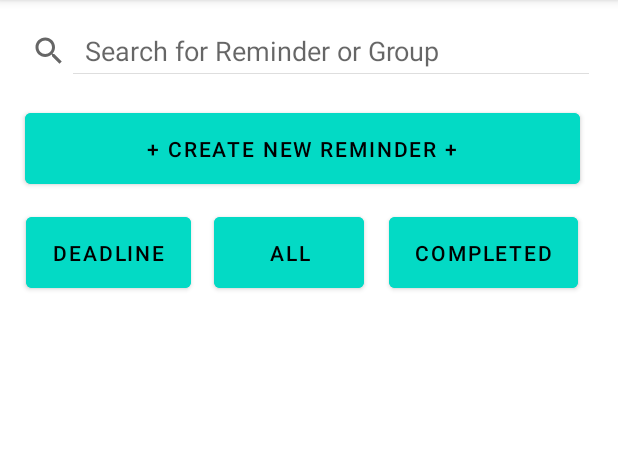
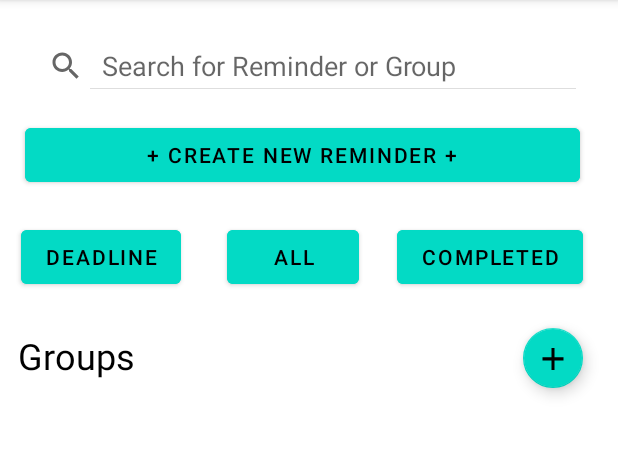
Before and after one commit to gunishkatar/StreamlineLife, an Android app: the screen it shows after launch (MainActivity), on a phone screen of 412 x 824 dp, the part 84-541 px from its top. Run offline under Robolectric (Android 15) with nearby library versions, the phone set to English and light mode, and no system bars.

Commit message:
almost done with home page

```diff
--- /dev/null
+++ b/app/src/main/res/drawable/ic_baseline_add_24.xml
@@ -0,0 +1,5 @@
+<vector android:height="24dp" android:tint="#000729"
+    android:viewportHeight="38" android:viewportWidth="40"
+    android:width="24dp" xmlns:android="http://schemas.android.com/apk/res/android">
+    <path android:fillColor="@android:color/white" android:pathData="M19,13h-6v6h-2v-6H5v-2h6V5h2v6h6v2z"/>
+</vector>
--- /dev/null
+++ b/app/src/main/res/drawable/ic_baseline_navigate_next_24.xml
@@ -0,0 +1,5 @@
+<vector android:height="24dp" android:tint="#000729"
+    android:viewportHeight="24" android:viewportWidth="24"
+    android:width="24dp" xmlns:android="http://schemas.android.com/apk/res/android">
+    <path android:fillColor="@android:color/white" android:pathData="M10,6L8.59,7.41 13.17,12l-4.58,4.59L10,18l6,-6z"/>
+</vector>
--- a/app/src/main/res/layout/activity_main.xml
+++ b/app/src/main/res/layout/activity_main.xml
@@ -28,9 +28,6 @@
         android:layout_width="match_parent"
         android:layout_height="match_parent"
         android:layout_marginTop="55dp"
-        app:layout_constraintEnd_toEndOf="parent"
-        app:layout_constraintStart_toStartOf="parent"
-        app:layout_constraintTop_toBottomOf="@+id/actionbar"
         tools:layout_editor_absoluteX="-16dp"
         tools:layout_editor_absoluteY="0dp" />
 
--- a/app/src/main/res/layout/fragment_home_page.xml
+++ b/app/src/main/res/layout/fragment_home_page.xml
@@ -1,5 +1,6 @@
 <?xml version="1.0" encoding="utf-8"?>
-<androidx.constraintlayout.widget.ConstraintLayout xmlns:android="http://schemas.android.com/apk/res/android"
+<androidx.constraintlayout.widget.ConstraintLayout
+    xmlns:android="http://schemas.android.com/apk/res/android"
     xmlns:app="http://schemas.android.com/apk/res-auto"
     xmlns:tools="http://schemas.android.com/tools"
     android:layout_width="match_parent"
@@ -8,10 +9,10 @@
 
     <SearchView
         android:id="@+id/searchHomePage"
-        android:layout_width="400dp"
+        android:layout_width="380dp"
         android:layout_height="30dp"
-        android:layout_marginTop="20dp"
-        android:layout_marginEnd="11dp"
+        android:layout_marginTop="30dp"
+        android:layout_marginEnd="20dp"
         android:iconifiedByDefault="false"
         android:queryHint="Search for Reminder or Group"
         app:layout_constraintEnd_toEndOf="parent"
@@ -21,12 +22,12 @@
     <Button
         android:id="@+id/createReminder"
         android:layout_width="370dp"
-        android:layout_height="59dp"
+        android:layout_height="wrap_content"
         android:layout_marginStart="16dp"
         android:layout_marginTop="20dp"
         android:layout_marginEnd="25dp"
         android:backgroundTint="@color/teal_200"
-        android:text="+ Create New Reminder +"
+        android:text="@string/create_new_reminder"
         app:layout_constraintEnd_toEndOf="parent"
         app:layout_constraintStart_toStartOf="parent"
         app:layout_constraintTop_toBottomOf="@+id/searchHomePage"
@@ -34,13 +35,13 @@
 
     <Button
         android:id="@+id/deadlineReminder"
-        android:layout_width="110dp"
-        android:layout_height="59dp"
-        android:layout_marginStart="16dp"
-        android:layout_marginTop="10dp"
-        android:layout_marginEnd="2dp"
+        android:layout_width="wrap_content"
+        android:layout_height="wrap_content"
+        android:layout_marginStart="8dp"
+        android:layout_marginTop="20dp"
+        android:layout_marginEnd="10dp"
         android:backgroundTint="@color/teal_200"
-        android:text="DeadLine"
+        android:text="@string/deadline"
         app:layout_constraintEnd_toStartOf="@+id/allReminder"
         app:layout_constraintStart_toStartOf="parent"
         app:layout_constraintTop_toBottomOf="@+id/createReminder"
@@ -48,13 +49,13 @@
 
     <Button
         android:id="@+id/allReminder"
-        android:layout_width="100dp"
-        android:layout_height="59dp"
-        android:layout_marginStart="12dp"
-        android:layout_marginTop="10dp"
-        android:layout_marginEnd="5dp"
+        android:layout_width="wrap_content"
+        android:layout_height="wrap_content"
+        android:layout_marginTop="20dp"
+        android:layout_marginStart="15dp"
+        android:layout_marginEnd="9dp"
         android:backgroundTint="@color/teal_200"
-        android:text="All"
+        android:text="@string/all"
         app:layout_constraintEnd_toStartOf="@+id/completedReminder"
         app:layout_constraintStart_toEndOf="@id/deadlineReminder"
         app:layout_constraintTop_toBottomOf="@+id/createReminder"
@@ -62,19 +63,58 @@
 
     <Button
         android:id="@+id/completedReminder"
-        android:layout_width="126dp"
-        android:layout_height="59dp"
+        android:layout_width="wrap_content"
+        android:layout_height="wrap_content"
         android:layout_marginStart="10dp"
-        android:layout_marginTop="10dp"
-        android:layout_marginEnd="25dp"
+        android:layout_marginTop="20dp"
+        android:layout_marginEnd="18dp"
         android:backgroundTint="@color/teal_200"
-        android:text="Completed"
+        android:text="@string/completed"
         app:layout_constraintEnd_toEndOf="parent"
         app:layout_constraintStart_toEndOf="@id/allReminder"
         app:layout_constraintTop_toBottomOf="@+id/createReminder"
         tools:ignore="MissingConstraints" />
 
+    <TextView
+        android:id="@+id/GroupnameInHomePage"
+        android:layout_width="wrap_content"
+        android:layout_height="wrap_content"
+        android:layout_marginStart="12dp"
+        android:layout_marginTop="25dp"
+        android:text="@string/groups"
+        android:textSize="24sp"
+        app:layout_constraintStart_toStartOf="parent"
+        app:layout_constraintTop_toBottomOf="@+id/deadlineReminder"
+        tools:ignore="MissingConstraints" />
 
+
+    <!--
+        change size of the add button (i took this maxImageSize) take from the given link
+        Article title: Adjust icon size of Floating action button (fab)
+        URL: https://stackoverflow.com/questions/27484126/adjust-icon-size-of-floating-action
+        -button-fab
+        Website title: Stack Overflow
+        Date accessed: March 11, 2022
+        Date published: November 01, 1962
+    -->
+    <com.google.android.material.floatingactionbutton.FloatingActionButton
+        android:id="@+id/addGroup"
+        android:layout_width="40dp"
+        android:layout_height="40dp"
+        android:layout_marginStart="243dp"
+        android:layout_marginTop="23dp"
+        android:layout_marginEnd="8dp"
+        app:layout_constraintEnd_toEndOf="parent"
+        app:layout_constraintStart_toEndOf="@+id/GroupnameInHomePage"
+        app:layout_constraintTop_toBottomOf="@+id/completedReminder"
+        app:srcCompat="@drawable/ic_baseline_add_24"
+        app:maxImageSize="40dp"
+        tools:ignore="MissingConstraints" />
+
+    <ListView
+        android:layout_width="match_parent"
+        android:layout_height="match_parent"
+        android:layout_marginTop="270dp"/>
 
 
 </androidx.constraintlayout.widget.ConstraintLayout>
--- a/app/src/main/res/values-night/themes.xml
+++ b/app/src/main/res/values-night/themes.xml
@@ -12,5 +12,6 @@
         <!-- Status bar color. -->
         <item name="android:statusBarColor" tools:targetApi="l">?attr/colorPrimaryVariant</item>
         <!-- Customize your theme here. -->
+        <item name="android:textColor"> @color/white </item>
     </style>
 </resources>
--- a/app/src/main/res/values/strings.xml
+++ b/app/src/main/res/values/strings.xml
@@ -2,4 +2,9 @@
     <string name="app_name">StreamlineLife</string>
     <!-- TODO: Remove or change this placeholder text -->
     <string name="hello_blank_fragment">Hello blank fragment</string>
+    <string name="create_new_reminder">+ Create New Reminder +</string>
+    <string name="deadline">DeadLine</string>
+    <string name="all">All</string>
+    <string name="completed">Completed</string>
+    <string name="groups">Groups</string>
 </resources>
--- a/app/src/main/res/values/themes.xml
+++ b/app/src/main/res/values/themes.xml
@@ -12,5 +12,6 @@
         <!-- Status bar color. -->
         <item name="android:statusBarColor" tools:targetApi="l">?attr/colorPrimaryVariant</item>
         <!-- Customize your theme here. -->
+        <item name="android:textColor"> @color/black </item>
     </style>
 </resources>
```
